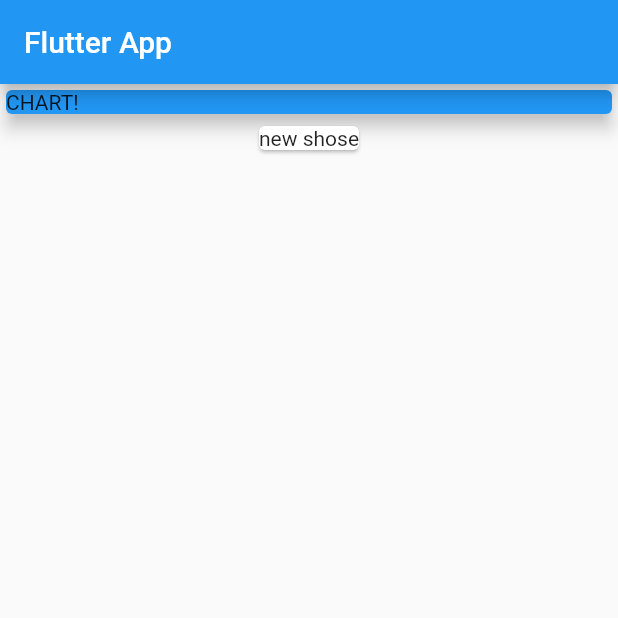
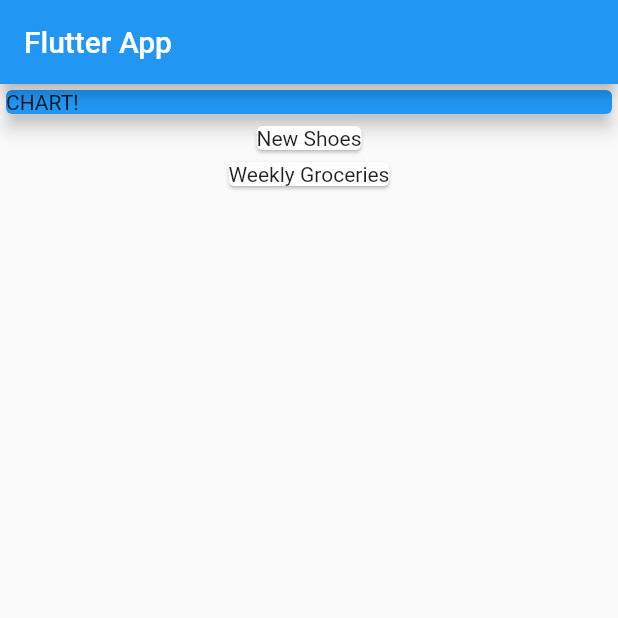
Before and after one commit to Ronex-sh/personal_expenses, a Flutter app: the screen it shows after launch, on a phone screen of 412 x 824 dp, the top half of it. Run offline on Flutter 3.47's test engine with Material 2 defaults, Android fonts, the phone set to English and light mode, and no system bars.

Commit message:
display the transactions >> dynamic

```diff
--- a/lib/main.dart
+++ b/lib/main.dart
@@ -14,9 +14,19 @@ class MyApp extends StatelessWidget {
 }
 
 class MyHomePage extends StatelessWidget {
-  List<Transaction> transactions = [
-    Transaction(id: 1, title: 'new shose', amount: 4.5, date: DateTime.now()),
-    Transaction(id: 2, title: 'new shose2', amount: 4.5, date: DateTime.now()),
+ final List<Transaction> transactions = [
+    Transaction(
+      id: 't1',
+      title: 'New Shoes',
+      amount: 69.99,
+      date: DateTime.now(),
+    ),
+    Transaction(
+      id: 't2',
+      title: 'Weekly Groceries',
+      amount: 16.53,
+      date: DateTime.now(),
+    ),
   ];
   @override
   Widget build(BuildContext context) {
@@ -34,8 +44,12 @@ class MyHomePage extends StatelessWidget {
               elevation: 5,
             ),
           ),
-          Card(child: Text(transactions[0].title),)  // to display the transactions >> static
-
+          // Card(child: Text(transactions[0].title),)  // to display the transactions >> static
+          Column(
+            children: transactions.map((e) => // to display the transactions >> dynamic
+             Card(child: Text(e.title),)
+            ).toList(),
+          ),
         ],
       ),
     );
--- a/lib/transaction.dart
+++ b/lib/transaction.dart
@@ -1,7 +1,7 @@
 import 'package:flutter/foundation.dart';
 
 class Transaction {
- final int id;
+ final String id;
  final String title;
  final double amount;
  final DateTime date;
```
